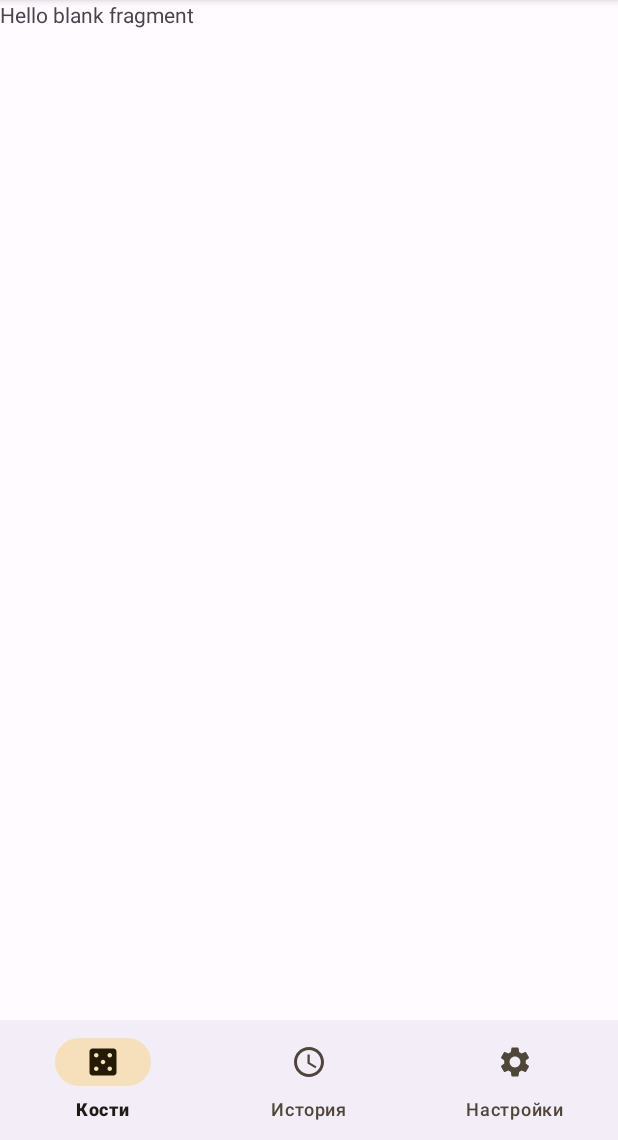
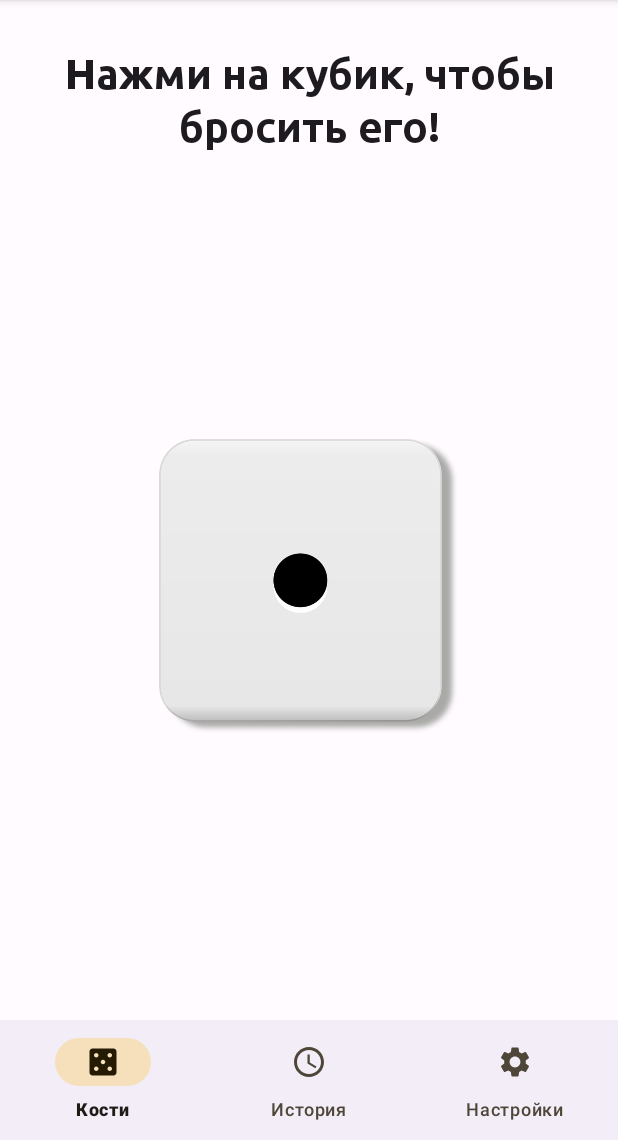
Before and after one commit to hardcoderdev/Dice, an Android app: the screen it shows after launch (MainActivity), on a phone screen of 412 x 824 dp, the part 96-1236 px from its top. Run offline under Robolectric (Android 15) with nearby library versions, the phone set to English and light mode, and no system bars.

Commit message:
Lesson 2 done

```diff
--- a/app/src/main/java/hardcoder/dev/dice/ui/roll/RollFragment.kt
+++ b/app/src/main/java/hardcoder/dev/dice/ui/roll/RollFragment.kt
@@ -2,13 +2,43 @@ package hardcoder.dev.dice.ui.roll
 
 import android.os.Bundle
 import android.view.View
+import android.widget.ImageView
+import androidx.core.content.edit
 import androidx.fragment.app.Fragment
+import androidx.preference.PreferenceManager
 import hardcoder.dev.dice.R
+import kotlin.random.Random
+import kotlin.random.nextInt
 
 class RollFragment : Fragment(R.layout.fragment_roll) {
+
+    private val sharedPreferences by lazy {
+        PreferenceManager.getDefaultSharedPreferences(
+            requireContext()
+        )
+    }
+    private lateinit var diceImageView: ImageView
+    private val diceEdgesSet = setOf(
+        R.drawable.dice1,
+        R.drawable.dice2,
+        R.drawable.dice3,
+        R.drawable.dice4,
+        R.drawable.dice5,
+        R.drawable.dice6
+    )
 
     override fun onViewCreated(view: View, savedInstanceState: Bundle?) {
         super.onViewCreated(view, savedInstanceState)
 
+        diceImageView = view.findViewById(R.id.diceImageView)
+
+        val lastNumber = sharedPreferences.getInt("lastNumber", -1)
+        if (lastNumber != -1) diceImageView.setImageResource(diceEdgesSet.elementAt(lastNumber))
+
+        diceImageView.setOnClickListener {
+            val randomNumber = Random.nextInt(0..5)
+            diceImageView.setImageResource(diceEdgesSet.elementAt(randomNumber))
+            sharedPreferences.edit { putInt("lastNumber", randomNumber) }
+        }
     }
 }
--- a/app/src/main/res/layout/fragment_roll.xml
+++ b/app/src/main/res/layout/fragment_roll.xml
@@ -1,14 +1,36 @@
 <?xml version="1.0" encoding="utf-8"?>
-<FrameLayout xmlns:android="http://schemas.android.com/apk/res/android"
+<androidx.constraintlayout.widget.ConstraintLayout xmlns:android="http://schemas.android.com/apk/res/android"
     xmlns:tools="http://schemas.android.com/tools"
     android:layout_width="match_parent"
     android:layout_height="match_parent"
+    xmlns:app="http://schemas.android.com/apk/res-auto"
     tools:context=".ui.roll.RollFragment">
 
-    <!-- TODO: Update blank fragment layout -->
     <TextView
-        android:layout_width="match_parent"
-        android:layout_height="match_parent"
-        android:text="@string/hello_blank_fragment" />
+        android:id="@+id/labelHintTextView"
+        android:layout_width="0dp"
+        android:layout_height="wrap_content"
+        android:layout_gravity="center_horizontal"
+        android:layout_margin="32dp"
+        android:fontFamily="@font/ubuntu_bold"
+        android:gravity="center"
+        android:text="@string/tap_to_dice_to_roll_it_label"
+        android:textAppearance="@style/TextAppearance.Material3.HeadlineMedium"
+        app:layout_constraintEnd_toEndOf="parent"
+        app:layout_constraintStart_toStartOf="parent"
+        app:layout_constraintTop_toTopOf="parent" />
 
-</FrameLayout>
+    <ImageView
+        android:id="@+id/diceImageView"
+        android:layout_width="200dp"
+        android:layout_height="wrap_content"
+        android:layout_gravity="center_horizontal"
+        android:adjustViewBounds="true"
+        android:contentDescription="@string/dice_image_cd"
+        android:src="@drawable/dice1"
+        app:layout_constraintBottom_toBottomOf="parent"
+        app:layout_constraintEnd_toEndOf="parent"
+        app:layout_constraintStart_toStartOf="parent"
+        app:layout_constraintTop_toBottomOf="@+id/labelHintTextView" />
+
+</androidx.constraintlayout.widget.ConstraintLayout>
--- a/app/src/main/res/values/strings.xml
+++ b/app/src/main/res/values/strings.xml
@@ -6,4 +6,7 @@
     <string name="roll_bottom_menu_option">Кости</string>
     <string name="history_bottom_menu_option">История</string>
     <string name="settings_bottom_menu_option">Настройки</string>
+
+    <string name="tap_to_dice_to_roll_it_label">Нажми на кубик, чтобы бросить его!</string>
+    <string name="dice_image_cd">Картинка кубика</string>
 </resources>
```
